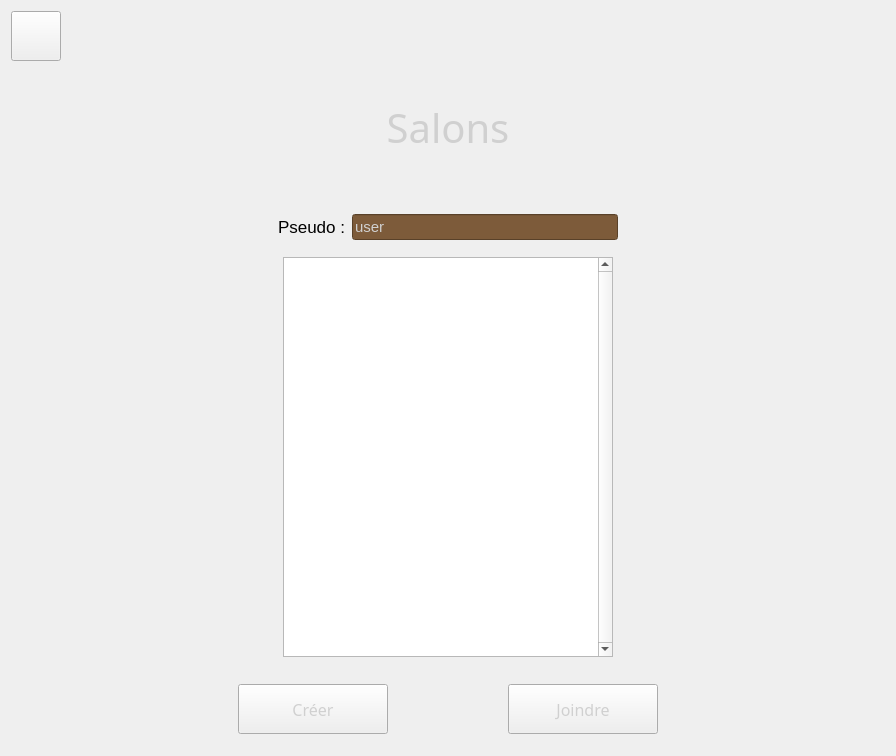
Qt form timebomb/jeuenligne.ui (gbequet/time_bomb) before a commit.
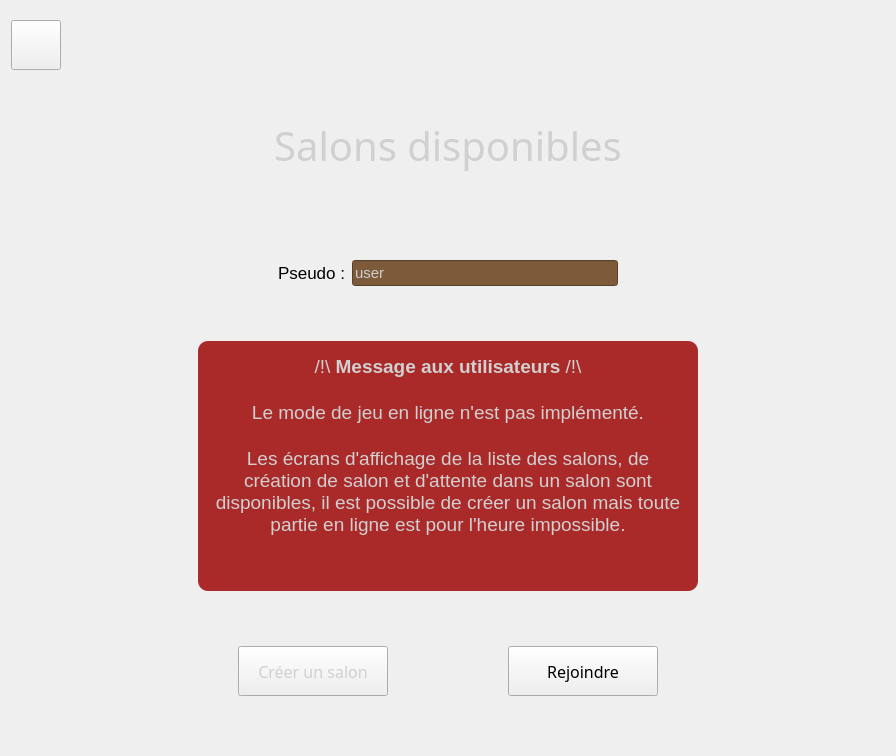
The same form after that commit. Icons and pictures are not drawn.

Commit message: noms de fenetre corrects pour tous les écrans, finitions côté jeu en ligne (l&f, affichage d'un message comme quoi le mode n'est pas implémenté), maj credits

The edit to the form file:
```diff
--- a/timebomb/jeuenligne.ui
+++ b/timebomb/jeuenligne.ui
@@ -76,13 +76,13 @@
       <widget class="QLabel" name="label">
        <property name="minimumSize">
         <size>
-         <width>500</width>
+         <width>600</width>
          <height>120</height>
         </size>
        </property>
        <property name="maximumSize">
         <size>
-         <width>500</width>
+         <width>600</width>
          <height>120</height>
         </size>
        </property>
@@ -101,7 +101,7 @@
 color:#d0d0d0;</string>
        </property>
        <property name="text">
-        <string>Salons</string>
+        <string>Salons disponibles</string>
        </property>
        <property name="alignment">
         <set>Qt::AlignCenter</set>
@@ -128,18 +128,8 @@
      <property name="orientation">
       <enum>Qt::Vertical</enum>
      </property>
-     <property name="sizeHint" stdset="0">
-      <size>
-       <width>20</width>
-       <height>40</height>
-      </size>
-     </property>
-    </spacer>
-   </item>
-   <item>
-    <spacer name="verticalSpacer_5">
-     <property name="orientation">
-      <enum>Qt::Vertical</enum>
+     <property name="sizeType">
+      <enum>QSizePolicy::Minimum</enum>
      </property>
      <property name="sizeHint" stdset="0">
       <size>
@@ -215,6 +205,9 @@
      <property name="orientation">
       <enum>Qt::Vertical</enum>
      </property>
+     <property name="sizeType">
+      <enum>QSizePolicy::Minimum</enum>
+     </property>
      <property name="sizeHint" stdset="0">
       <size>
        <width>20</width>
@@ -239,15 +232,35 @@
       </spacer>
      </item>
      <item>
-      <widget class="QListView" name="listView">
+      <widget class="QTextBrowser" name="textBrowser">
        <property name="minimumSize">
         <size>
-         <width>330</width>
-         <height>400</height>
+         <width>500</width>
+         <height>250</height>
         </size>
        </property>
-       <property name="verticalScrollBarPolicy">
-        <enum>Qt::ScrollBarAlwaysOn</enum>
+       <property name="maximumSize">
+        <size>
+         <width>500</width>
+         <height>250</height>
+        </size>
+       </property>
+       <property name="styleSheet">
+        <string notr="true">background-color:#aa2a2a;
+color:#d0d0d0;
+padding:10px;
+border-radius:10px;</string>
+       </property>
+       <property name="html">
+        <string>&lt;!DOCTYPE HTML PUBLIC &quot;-//W3C//DTD HTML 4.0//EN&quot; &quot;http://www.w3.org/TR/REC-html40/strict.dtd&quot;&gt;
+&lt;html&gt;&lt;head&gt;&lt;meta name=&quot;qrichtext&quot; content=&quot;1&quot; /&gt;&lt;style type=&quot;text/css&quot;&gt;
+p, li { white-space: pre-wrap; }
+&lt;/style&gt;&lt;/head&gt;&lt;body style=&quot; font-family:'Sans Serif'; font-size:9pt; font-weight:400; font-style:normal;&quot;&gt;
+&lt;p align=&quot;center&quot; style=&quot; margin-top:0px; margin-bottom:0px; margin-left:0px; margin-right:0px; -qt-block-indent:0; text-indent:0px;&quot;&gt;&lt;span style=&quot; font-size:14pt;&quot;&gt;/!\ &lt;/span&gt;&lt;span style=&quot; font-size:14pt; font-weight:600;&quot;&gt;Message aux utilisateurs&lt;/span&gt;&lt;span style=&quot; font-size:14pt;&quot;&gt; /!\&lt;/span&gt;&lt;/p&gt;
+&lt;p align=&quot;center&quot; style=&quot;-qt-paragraph-type:empty; margin-top:0px; margin-bottom:0px; margin-left:0px; margin-right:0px; -qt-block-indent:0; text-indent:0px; font-size:14pt;&quot;&gt;&lt;br /&gt;&lt;/p&gt;
+&lt;p align=&quot;center&quot; style=&quot; margin-top:0px; margin-bottom:0px; margin-left:0px; margin-right:0px; -qt-block-indent:0; text-indent:0px;&quot;&gt;&lt;span style=&quot; font-size:14pt;&quot;&gt;Le mode de jeu en ligne n'est pas implémenté.&lt;/span&gt;&lt;/p&gt;
+&lt;p align=&quot;center&quot; style=&quot;-qt-paragraph-type:empty; margin-top:0px; margin-bottom:0px; margin-left:0px; margin-right:0px; -qt-block-indent:0; text-indent:0px; font-size:14pt;&quot;&gt;&lt;br /&gt;&lt;/p&gt;
+&lt;p align=&quot;center&quot; style=&quot; margin-top:0px; margin-bottom:0px; margin-left:0px; margin-right:0px; -qt-block-indent:0; text-indent:0px;&quot;&gt;&lt;span style=&quot; font-size:14pt;&quot;&gt;Les écrans d'affichage de la liste des salons, de création de salon et d'attente dans un salon sont disponibles, il est possible de créer un salon mais toute partie en ligne est pour l'heure impossible.&lt;/span&gt;&lt;/p&gt;&lt;/body&gt;&lt;/html&gt;</string>
        </property>
       </widget>
      </item>
@@ -266,24 +279,14 @@
      </item>
     </layout>
    </item>
-   <item>
-    <spacer name="verticalSpacer_2">
-     <property name="orientation">
-      <enum>Qt::Vertical</enum>
-     </property>
-     <property name="sizeHint" stdset="0">
-      <size>
-       <width>20</width>
-       <height>40</height>
-      </size>
-     </property>
-    </spacer>
-   </item>
    <item>
     <spacer name="verticalSpacer_4">
      <property name="orientation">
       <enum>Qt::Vertical</enum>
      </property>
+     <property name="sizeType">
+      <enum>QSizePolicy::Minimum</enum>
+     </property>
      <property name="sizeHint" stdset="0">
       <size>
        <width>20</width>
@@ -362,7 +365,7 @@
 </string>
        </property>
        <property name="text">
-        <string>Créer</string>
+        <string>Créer un salon</string>
        </property>
       </widget>
      </item>
@@ -405,7 +408,7 @@
 	font: 12pt sans-serif;
 	color:#d0d0d0;
     border-image:url(:/images/titles/title-button.png);
-	color:#d0d0d0;
+	color:black;
 }
 
 QPushButton:hover
@@ -421,7 +424,7 @@
 </string>
        </property>
        <property name="text">
-        <string>Joindre</string>
+        <string>Rejoindre</string>
        </property>
       </widget>
      </item>
@@ -458,6 +461,9 @@
      <property name="orientation">
       <enum>Qt::Vertical</enum>
      </property>
+     <property name="sizeType">
+      <enum>QSizePolicy::Minimum</enum>
+     </property>
      <property name="sizeHint" stdset="0">
       <size>
        <width>20</width>
```
Left out of the diff: 5 changed lines with no effect on the pictures. The commit also changes 4 other files.
